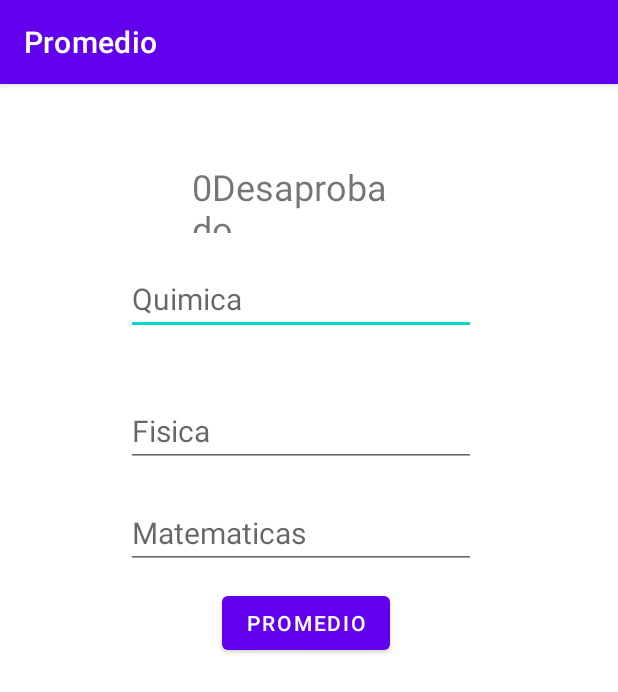
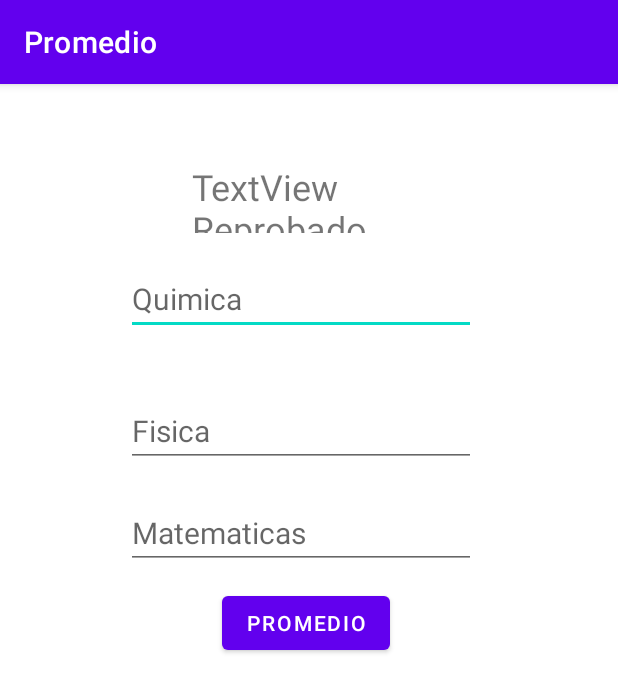
Before and after one commit to NelsonrBermejo/Android, an Android app: the screen it shows after launch (MainActivity), after a tap on "PROMEDIO", on a phone screen of 412 x 824 dp. Shown: the top 692 px of the screen. Run offline under Robolectric (Android 15) with nearby library versions, the phone set to English and light mode, and no system bars; 3 statements that could not run were skipped.

Commit message:
3# se modifico el texto a mostrar

```diff
--- a/Promedio11/app/src/main/java/com/example/promedio/MainActivity.java
+++ b/Promedio11/app/src/main/java/com/example/promedio/MainActivity.java
@@ -19,6 +19,7 @@ public class MainActivity extends AppCompatActivity {
         super.onCreate(savedInstanceState);
         setContentView(R.layout.activity_main);
         //puente
+        //casteo: se realiza un casting para que los datos se uilicen con el tipo de dato TextView
     tv1 = (TextView)findViewById(R.id.text_resultadoResultadoPromedio);
     txt1 = (EditText)findViewById(R.id.txt_num1);
     txt2 = (EditText)findViewById(R.id.txt_num2);
@@ -38,13 +39,13 @@ public class MainActivity extends AppCompatActivity {
         int suma = num1 + num2 + num3;
         int promedio = suma/3;
 
-        if(promedio < 6){
-            String result = String.valueOf(promedio);
+        if(promedio <= 6){
+            //String result = String.valueOf(promedio);
             //muestro
-            tv1.setText(result + "Desaprobado");
+            tv1.setText( "TextView Reprobado " + promedio);
         } else {
-            String result = String.valueOf(promedio);
-            tv1.setText(result + "Aprobado");
+            //String result = String.valueOf(promedio);
+            tv1.setText( "TextView Aprobado " + promedio);
         }
     }
 }
```
